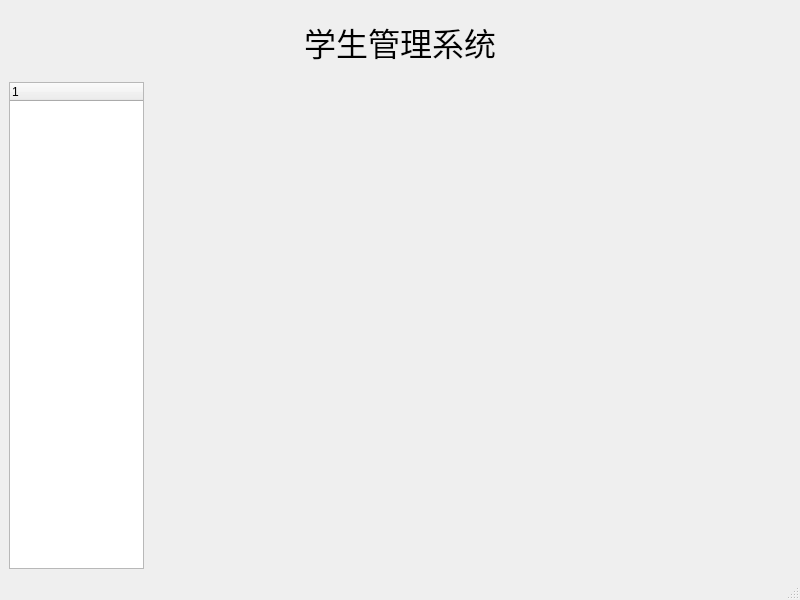
JP-Morgan/testQT, file student_man/mainwindow.ui: the form before one commit.
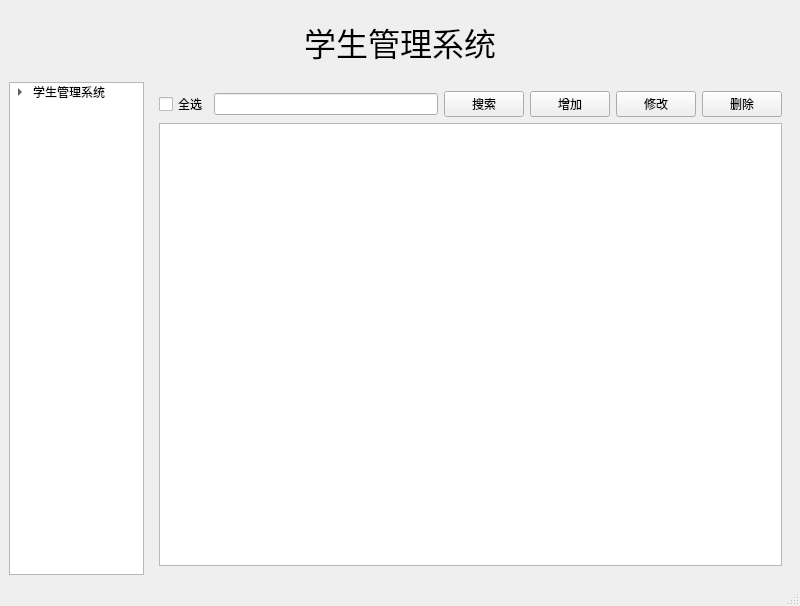
The form after the commit. Icons and pictures are not drawn.

```diff
--- a/student_man/mainwindow.ui
+++ b/student_man/mainwindow.ui
@@ -7,7 +7,7 @@
     <x>0</x>
     <y>0</y>
     <width>800</width>
-    <height>600</height>
+    <height>606</height>
    </rect>
   </property>
   <property name="windowTitle">
@@ -37,7 +37,7 @@
       <property name="minimumSize">
        <size>
         <width>135</width>
-        <height>480</height>
+        <height>375</height>
        </size>
       </property>
       <property name="maximumSize">
@@ -46,6 +46,29 @@
         <height>16777215</height>
        </size>
       </property>
+      <attribute name="headerVisible">
+       <bool>false</bool>
+      </attribute>
+      <column>
+       <property name="text">
+        <string>学生管理系统</string>
+       </property>
+      </column>
+      <item>
+       <property name="text">
+        <string>学生管理系统</string>
+       </property>
+       <item>
+        <property name="text">
+         <string>学生管理</string>
+        </property>
+       </item>
+       <item>
+        <property name="text">
+         <string>管理员管理</string>
+        </property>
+       </item>
+      </item>
      </widget>
     </item>
     <item row="1" column="1">
@@ -53,7 +76,7 @@
       <property name="minimumSize">
        <size>
         <width>641</width>
-        <height>475</height>
+        <height>481</height>
        </size>
       </property>
       <property name="maximumSize">
@@ -62,7 +85,61 @@
         <height>16777215</height>
        </size>
       </property>
-      <widget class="QWidget" name="page"/>
+      <property name="currentIndex">
+       <number>0</number>
+      </property>
+      <widget class="QWidget" name="page">
+       <layout class="QGridLayout" name="gridLayout_3">
+        <item row="0" column="4">
+         <widget class="QPushButton" name="pushButton_3">
+          <property name="text">
+           <string>修改</string>
+          </property>
+         </widget>
+        </item>
+        <item row="0" column="1">
+         <widget class="QLineEdit" name="lineEdit"/>
+        </item>
+        <item row="0" column="3">
+         <widget class="QPushButton" name="pushButton_2">
+          <property name="text">
+           <string>增加</string>
+          </property>
+         </widget>
+        </item>
+        <item row="0" column="5">
+         <widget class="QPushButton" name="pushButton_4">
+          <property name="text">
+           <string>删除</string>
+          </property>
+         </widget>
+        </item>
+        <item row="0" column="0">
+         <widget class="QCheckBox" name="checkBox">
+          <property name="text">
+           <string>全选</string>
+          </property>
+         </widget>
+        </item>
+        <item row="0" column="2">
+         <widget class="QPushButton" name="pushButton">
+          <property name="text">
+           <string>搜索</string>
+          </property>
+         </widget>
+        </item>
+        <item row="1" column="0" colspan="6">
+         <widget class="QTableWidget" name="tableWidget">
+          <property name="minimumSize">
+           <size>
+            <width>0</width>
+            <height>375</height>
+           </size>
+          </property>
+         </widget>
+        </item>
+       </layout>
+      </widget>
       <widget class="QWidget" name="page_2"/>
      </widget>
     </item>
```
